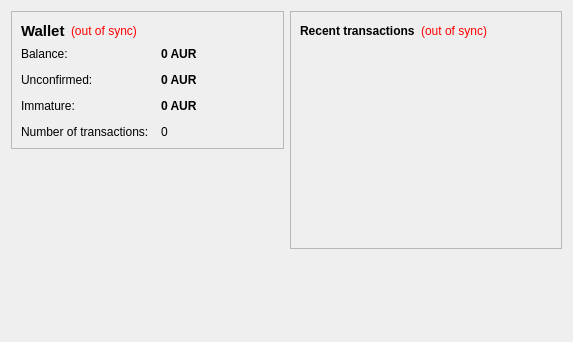
The window that src/qt/forms/overviewpage.ui (baldurodinsson/auroracoin-project) describes before a commit, drawn with Qt 5.
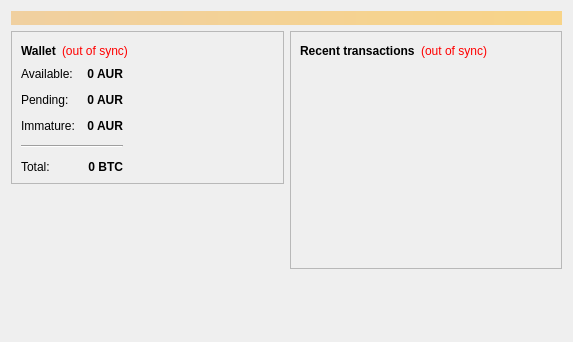
The same window after the commit.

What changed in the file:
```diff
--- a/src/qt/forms/overviewpage.ui
+++ b/src/qt/forms/overviewpage.ui
@@ -13,6 +13,24 @@
   <property name="windowTitle">
    <string>Form</string>
   </property>
+  <layout class="QVBoxLayout" name="topLayout">
+   <item>
+    <widget class="QLabel" name="labelAlerts">
+     <property name="visible">
+      <bool>false</bool>
+     </property>
+     <property name="styleSheet">
+      <string notr="true">background-color: qlineargradient(x1: 0, y1: 0, x2: 1, y2: 0, stop:0 #F0D0A0, stop:1 #F8D488); color:#000000;</string>
+     </property>
+     <property name="wordWrap">
+      <bool>true</bool>
+     </property>
+     <property name="margin">
+      <number>3</number>
+     </property>
+    </widget>
+   </item>
+   <item>
   <layout class="QHBoxLayout" name="horizontalLayout" stretch="1,1">
    <item>
     <layout class="QVBoxLayout" name="verticalLayout_2">
@@ -31,7 +49,6 @@
            <widget class="QLabel" name="label_5">
             <property name="font">
              <font>
-              <pointsize>11</pointsize>
               <weight>75</weight>
               <bold>true</bold>
              </font>
@@ -73,6 +90,8 @@
          </layout>
         </item>
         <item>
+          <layout class="QHBoxLayout" name="horizontalLayout_3">
+           <item>
          <layout class="QFormLayout" name="formLayout_2">
           <property name="fieldGrowthPolicy">
            <enum>QFormLayout::AllNonFixedFieldsGrow</enum>
@@ -86,7 +105,7 @@
           <item row="0" column="0">
            <widget class="QLabel" name="label">
             <property name="text">
-             <string>Balance:</string>
+               <string>Available:</string>
             </property>
            </widget>
           </item>
@@ -105,7 +124,10 @@
              <string>Your current balance</string>
             </property>
             <property name="text">
-             <string notr="true">0 AUR</string>
+               <string notr="true">0 AUR</string>
+              </property>
+              <property name="alignment">
+               <set>Qt::AlignRight|Qt::AlignTrailing|Qt::AlignVCenter</set>
             </property>
             <property name="textInteractionFlags">
              <set>Qt::LinksAccessibleByMouse|Qt::TextSelectableByKeyboard|Qt::TextSelectableByMouse</set>
@@ -115,7 +137,7 @@
           <item row="1" column="0">
            <widget class="QLabel" name="label_3">
             <property name="text">
-             <string>Unconfirmed:</string>
+               <string>Pending:</string>
             </property>
            </widget>
           </item>
@@ -134,30 +156,16 @@
              <string>Total of transactions that have yet to be confirmed, and do not yet count toward the current balance</string>
             </property>
             <property name="text">
-             <string notr="true">0 AUR</string>
+               <string notr="true">0 AUR</string>
+              </property>
+              <property name="alignment">
+               <set>Qt::AlignRight|Qt::AlignTrailing|Qt::AlignVCenter</set>
             </property>
             <property name="textInteractionFlags">
              <set>Qt::LinksAccessibleByMouse|Qt::TextSelectableByKeyboard|Qt::TextSelectableByMouse</set>
             </property>
            </widget>
           </item>
-          <item row="3" column="0">
-           <widget class="QLabel" name="label_2">
-            <property name="text">
-             <string>Number of transactions:</string>
-            </property>
-           </widget>
-          </item>
-          <item row="3" column="1">
-           <widget class="QLabel" name="labelNumTransactions">
-            <property name="toolTip">
-             <string>Total number of transactions in wallet</string>
-            </property>
-            <property name="text">
-             <string notr="true">0</string>
-            </property>
-           </widget>
-          </item>
           <item row="2" column="0">
            <widget class="QLabel" name="labelImmatureText">
             <property name="text">
@@ -177,13 +185,70 @@
              <string>Mined balance that has not yet matured</string>
             </property>
             <property name="text">
-             <string notr="true">0 AUR</string>
+               <string notr="true">0 AUR</string>
+              </property>
+              <property name="alignment">
+               <set>Qt::AlignRight|Qt::AlignTrailing|Qt::AlignVCenter</set>
             </property>
             <property name="textInteractionFlags">
              <set>Qt::LinksAccessibleByMouse|Qt::TextSelectableByKeyboard|Qt::TextSelectableByMouse</set>
             </property>
            </widget>
           </item>
+            <item row="4" column="0">
+             <widget class="QLabel" name="labelTotalText">
+              <property name="text">
+               <string>Total:</string>
+              </property>
+             </widget>
+            </item>
+            <item row="4" column="1">
+             <widget class="QLabel" name="labelTotal">
+              <property name="font">
+               <font>
+                <weight>75</weight>
+                <bold>true</bold>
+               </font>
+              </property>
+              <property name="cursor">
+               <cursorShape>IBeamCursor</cursorShape>
+              </property>
+              <property name="toolTip">
+               <string>Your current total balance</string>
+              </property>
+              <property name="text">
+               <string notr="true">0 BTC</string>
+              </property>
+              <property name="alignment">
+               <set>Qt::AlignRight|Qt::AlignTrailing|Qt::AlignVCenter</set>
+              </property>
+              <property name="textInteractionFlags">
+               <set>Qt::LinksAccessibleByMouse|Qt::TextSelectableByKeyboard|Qt::TextSelectableByMouse</set>
+              </property>
+             </widget>
+            </item>
+            <item row="3" column="0" colspan="2">
+             <widget class="Line" name="line">
+              <property name="orientation">
+               <enum>Qt::Horizontal</enum>
+              </property>
+             </widget>
+            </item>
+           </layout>
+          </item>
+            <item>
+             <spacer name="horizontalSpacer_3">
+              <property name="orientation">
+               <enum>Qt::Horizontal</enum>
+              </property>
+              <property name="sizeHint" stdset="0">
+               <size>
+                <width>40</width>
+                <height>20</height>
+               </size>
+              </property>
+             </spacer>
+            </item>
          </layout>
         </item>
        </layout>
@@ -293,6 +358,8 @@
     </layout>
    </item>
   </layout>
+ </item>
+ </layout>
  </widget>
  <resources/>
  <connections/>
```
Left out of the diff: 8 changed lines with no effect on the pictures.
